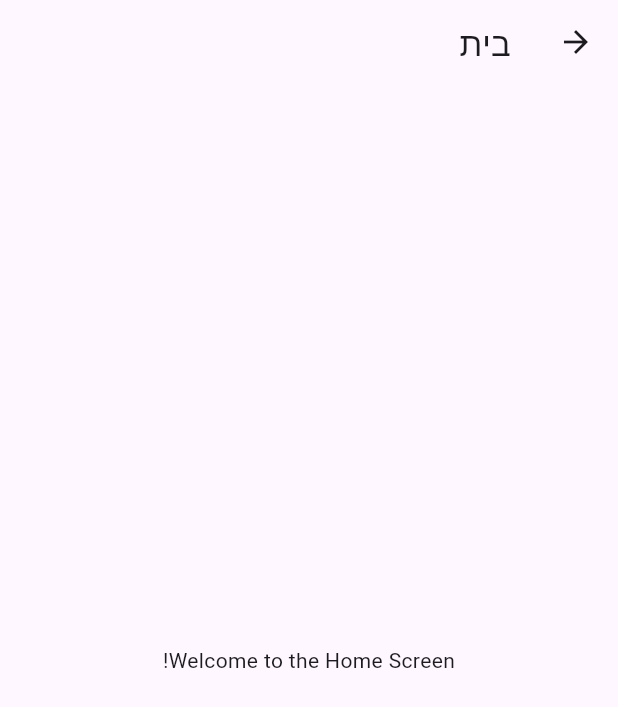
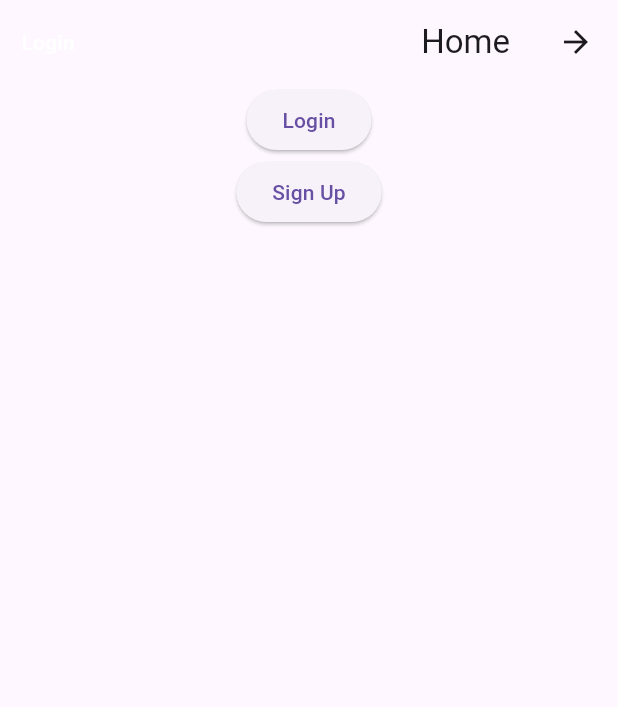
Before and after one commit to Yevgenio/student_7_app, a Flutter app: the HomeScreen screen opened directly, on a phone screen of 412 x 824 dp. Shown: the top 707 px of the screen. Run offline on Flutter 3.47's test engine with Material 3 defaults, Android fonts, the light colour scheme and no system bars; our stand-ins replace accordion, shared_preferences; accounts and stored records are empty; network calls fail.

Commit message:
try login/signup auth

```diff
--- /dev/null
+++ b/lib/config.dart
@@ -0,0 +1,4 @@
+class Config {
+  static const String apiBaseUrl = 'http://localhost:5000';
+  // static const String apiBaseUrl = 'http://51.84.9.120:5000/api';
+}
--- a/lib/home_screen.dart
+++ /dev/null
@@ -1,15 +0,0 @@
-import 'package:flutter/material.dart';
-
-class HomeScreen extends StatelessWidget {
-  @override
-  Widget build(BuildContext context) {
-    return Scaffold(
-      appBar: AppBar(
-        title: const Text('בית'),
-      ),
-      body: const Center(
-        child: Text('Welcome to the Home Screen!'),
-      ),
-    );
-  }
-}
--- /dev/null
+++ b/lib/models/user_model.dart
@@ -0,0 +1,22 @@
+class User {
+  final String username;
+  final String email;
+  final String avatar;
+  final String role;
+
+  User({
+    required this.username,
+    required this.email,
+    required this.avatar,
+    required this.role,
+  });
+
+  factory User.fromJson(Map<String, dynamic> json) {
+    return User(
+      username: json['username'],
+      email: json['email'],
+      avatar: json['avatar'] ?? 'default',
+      role: json['role'] ?? 'user',
+    );
+  }
+}
--- a/lib/deal/deal_list_screen.dart
+++ b/lib/screens/deal/deal_list_screen.dart
@@ -1,5 +1,5 @@
 import 'package:flutter/material.dart';
-import '../services/deal_service.dart';
+import '../../services/deal_service.dart';
 import 'deal_details_screen.dart';
 
 class DealsScreen extends StatefulWidget {
@@ -81,7 +81,7 @@ class _DealsScreenState extends State<DealsScreen> {
                           itemBuilder: (context, index) {
                             final deal = deals[index];
                             return DealCard(
-                              imageUrl: deal['imageUrl'] ?? '',
+                              imageUrl: deal['imagePath'] ?? '',
                               name: deal['name'] ?? '',
                               description: deal['description'] ?? '',
                               onTap: () {
--- /dev/null
+++ b/lib/screens/home/home_screen.dart
@@ -0,0 +1,204 @@
+import 'package:flutter/material.dart';
+import 'package:shared_preferences/shared_preferences.dart';
+import '../../services/chat_service.dart';
+import '../../services/deal_service.dart';
+import '../../services/auth_service.dart';
+import '../user/user_login_screen.dart';
+import '../user/user_signup_screen.dart';
+import '../user/user_profile_screen.dart';
+
+class HomeScreen extends StatefulWidget {
+  @override
+  _HomeScreenState createState() => _HomeScreenState();
+}
+
+class _HomeScreenState extends State<HomeScreen> {
+  final ChatService chatService = ChatService();
+  final DealService dealService = DealService();
+  final AuthService authService = AuthService();
+
+  String? username;
+  List<dynamic> chatGroups = [];
+  List<dynamic> deals = [];
+  bool isLoading = true;
+
+  @override
+  void initState() {
+    super.initState();
+    checkLoginStatus();
+    fetchData();
+  }
+
+// Check login status and fetch user details
+Future<void> checkLoginStatus() async {
+  final prefs = await SharedPreferences.getInstance();
+  final token = prefs.getString('token');
+  if (token != null) {
+    try {
+      final user = await authService.fetchUserProfile(token);
+      setState(() {
+        username = user.username; // Set the username to display
+      });
+    } catch (e) {
+      print('Error fetching user profile: $e');
+    }
+  }
+}
+
+  Future<void> fetchData() async {
+    try {
+      final chatGroupsData = await chatService.fetchChats();
+      final dealsData = await dealService.fetchDeals();
+      setState(() {
+        chatGroups = chatGroupsData;
+        deals = dealsData;
+        isLoading = false;
+      });
+    } catch (e) {
+      print('Error fetching data: $e');
+      setState(() {
+        isLoading = false;
+      });
+    }
+  }
+
+  void logout() async {
+    final prefs = await SharedPreferences.getInstance();
+    await prefs.remove('token');
+    setState(() {
+      username = null;
+    });
+  }
+
+  @override
+  Widget build(BuildContext context) {
+    return Scaffold(
+      appBar: AppBar(
+        title: const Text('Home'),
+        actions: [
+          if (username == null)
+            TextButton(
+              onPressed: () => Navigator.push(
+                context,
+                MaterialPageRoute(builder: (context) => LoginScreen()),
+              ),
+              child: const Text('Login', style: TextStyle(color: Colors.white)),
+            )
+          else
+            TextButton(
+              onPressed: () => Navigator.push(
+                context,
+                MaterialPageRoute(builder: (context) => ProfileScreen(token: '')),
+              ),
+              child: const Text('Profile', style: TextStyle(color: Colors.white)),
+            ),
+          if (username != null)
+            IconButton(
+              onPressed: logout,
+              icon: const Icon(Icons.logout),
+            ),
+        ],
+      ),
+      body: isLoading
+          ? const Center(child: CircularProgressIndicator())
+          : SingleChildScrollView(
+              child: Column(
+                crossAxisAlignment: CrossAxisAlignment.start,
+                children: [
+                  if (username == null) ...[
+                    Center(
+                      child: Column(
+                        children: [
+                          ElevatedButton(
+                            onPressed: () => Navigator.push(
+                              context,
+                              MaterialPageRoute(builder: (context) => LoginScreen()),
+                            ),
+                            child: const Text('Login'),
+                          ),
+                          ElevatedButton(
+                            onPressed: () => Navigator.push(
+                              context,
+                              MaterialPageRoute(builder: (context) => SignUpScreen()),
+                            ),
+                            child: const Text('Sign Up'),
+                          ),
+                        ],
+                      ),
+                    ),
+                  ] else ...[
+                    Padding(
+                      padding: const EdgeInsets.all(16.0),
+                      child: Text(
+                        'Welcome, $username!',
+                        style: const TextStyle(fontSize: 24, fontWeight: FontWeight.bold),
+                      ),
+                    ),
+                    const SizedBox(height: 20),
+                    const Padding(
+                      padding: EdgeInsets.symmetric(horizontal: 16.0),
+                      child: Text(
+                        'Chat Groups',
+                        style: TextStyle(fontSize: 18, fontWeight: FontWeight.bold),
+                      ),
+                    ),
+                    SizedBox(
+                      height: 150,
+                      child: ListView.builder(
+                        scrollDirection: Axis.horizontal,
+                        itemCount: chatGroups.length,
+                        itemBuilder: (context, index) {
+                          final group = chatGroups[index];
+                          return Container(
+                            width: 150,
+                            margin: const EdgeInsets.all(8.0),
+                            child: Card(
+                              child: Center(
+                                child: Text(group['name']),
+                              ),
+                            ),
+                          );
+                        },
+                      ),
+                    ),
+                    const SizedBox(height: 20),
+                    const Padding(
+                      padding: EdgeInsets.symmetric(horizontal: 16.0),
+                      child: Text(
+                        'Deals',
+                        style: TextStyle(fontSize: 18, fontWeight: FontWeight.bold),
+                      ),
+                    ),
+                    GridView.builder(
+                      shrinkWrap: true,
+                      physics: const NeverScrollableScrollPhysics(),
+                      itemCount: deals.length,
+                      gridDelegate: const SliverGridDelegateWithFixedCrossAxisCount(
+                        crossAxisCount: 2,
+                        crossAxisSpacing: 8.0,
+                        mainAxisSpacing: 8.0,
+                      ),
+                      itemBuilder: (context, index) {
+                        final deal = deals[index];
+                        return Card(
+                          child: Column(
+                            children: [
+                              if (deal['imagePath'] != null)
+                                Image.network(deal['imagePath'], height: 100, fit: BoxFit.cover),
+                              Text(
+                                deal['name'],
+                                style: const TextStyle(fontWeight: FontWeight.bold),
+                              ),
+                              Text(deal['description'] ?? ''),
+                            ],
+                          ),
+                        );
+                      },
+                    ),
+                  ],
+                ],
+              ),
+            ),
+    );
+  }
+}
--- a/pubspec.yaml
+++ b/pubspec.yaml
@@ -40,7 +40,7 @@ dependencies:
   accordion: ^2.6.0
   flutter_localizations:
     sdk: flutter
-  curved_navigation_bar: ^1.0.6
+  shared_preferences: ^2.2.3
 
 dev_dependencies:
   flutter_test:
```
Also changed, not shown: lib/main.dart (+6 -2 lines), lib/screens/chat/chat_details_screen.dart (renamed from lib/chat/chat_details_screen.dart, +5 -5 lines), lib/screens/chat/chat_list_screen.dart (renamed from lib/chat/chat_list_screen.dart, +5 -6 lines), lib/screens/deal/deal_details_screen.dart (renamed from lib/deal/deal_details_screen.dart, +21 -18 lines), lib/screens/layout.dart (renamed from lib/layout.dart, +4 -4 lines), lib/screens/user/user_login_screen.dart (added, +76 -0 lines), lib/screens/user/user_profile_screen.dart (added, +75 -0 lines), lib/screens/user/user_signup_screen.dart (added, +80 -0 lines), lib/services/auth_service.dart (added, +59 -0 lines), lib/services/chat_service.dart (+20 -6 lines), lib/services/deal_service.dart (+25 -5 lines), lib/screens/profile/profile_screen.dart (renamed from lib/profile_screen.dart), lib/screens/search/search_screen.dart (renamed from lib/search_screen.dart), lib/screens/user/user_settings_screen.dart (added), 1 more files, 1 other file.
